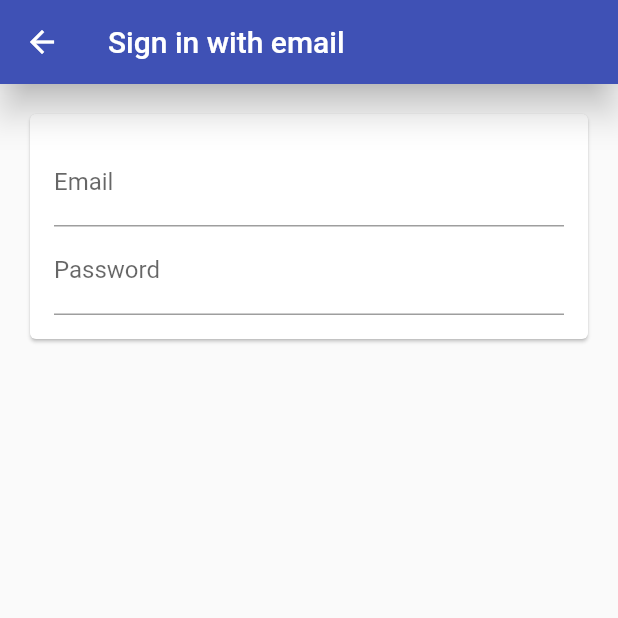
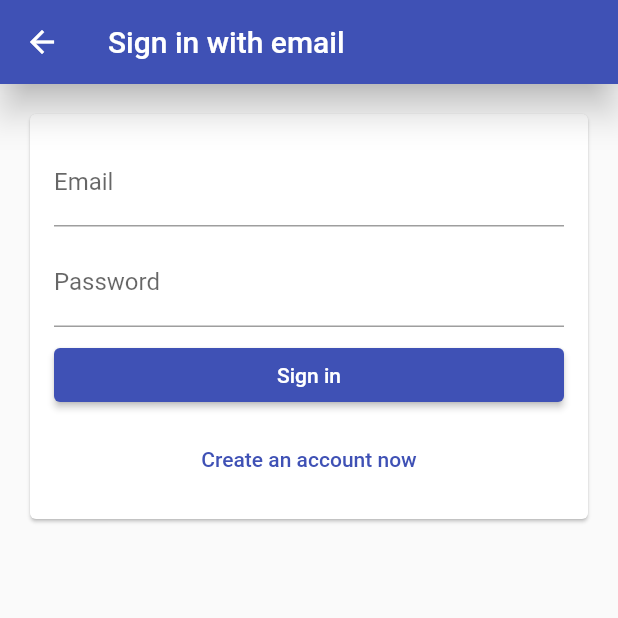
Before and after one commit to nirans2002/time_tracker_app, a Flutter app: the EmailSignInPage screen opened directly, on a phone screen of 412 x 824 dp, the top half of it. Run offline on Flutter 3.47's test engine with Material 2 defaults, Android fonts, the phone set to English and light mode, and no system bars; our stand-ins replace firebase_auth, google_sign_in; missing offline and left inert: flutter_facebook_login; accounts and stored records are empty.

Commit message:
sign in btn , 188

```diff
--- a/lib/app/sign_in/email_signIn_form.dart
+++ b/lib/app/sign_in/email_signIn_form.dart
@@ -9,12 +9,23 @@ class EmailSignInForm extends StatelessWidget {
           hintText: 'johnappleseed@example.com',
         ),
       ),
+      SizedBox(height: 8.0),
       TextField(
         decoration: InputDecoration(
           labelText: "Password",
         ),
         obscureText: true,
-      )
+      ),
+      SizedBox(height: 8.0),
+      ElevatedButton(
+        onPressed: () {},
+        child: Text("Sign in"),
+      ),
+      SizedBox(height: 8.0),
+      TextButton(
+        onPressed: () {},
+        child: Text('Create an account now'),
+      ),
     ];
   }
 
@@ -23,6 +34,7 @@ class EmailSignInForm extends StatelessWidget {
     return Padding(
       padding: const EdgeInsets.all(16.0),
       child: Column(
+        crossAxisAlignment: CrossAxisAlignment.stretch,
         mainAxisSize: MainAxisSize.min,
         children: _buidChildren(),
       ),
```
